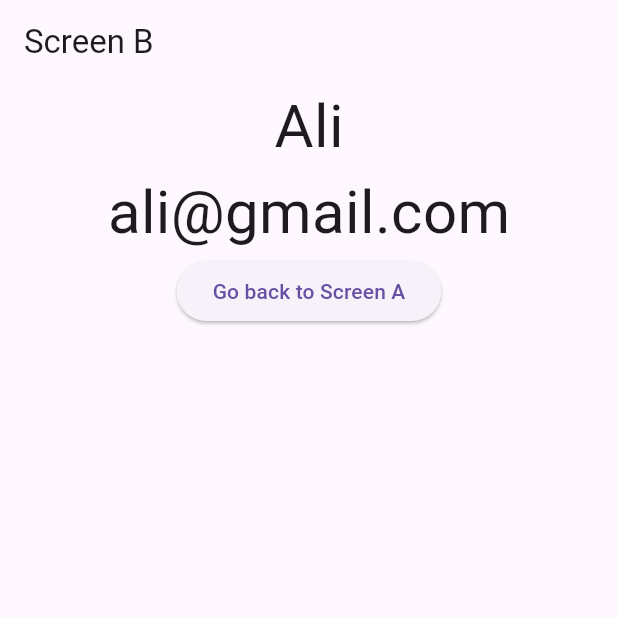
After one commit to MuhammadAliKust/Flutter-B24, a Flutter app: the screen it shows after launch, after a tap on "Go to Screen B", on a phone screen of 412 x 824 dp, the top half of it. The commit adds this screen. Run offline on Flutter 3.47's test engine with Material 3 defaults, Android fonts, the light colour scheme and no system bars; our stand-ins replace smooth_page_indicator, string_validator.

Commit message:
Navigation and Provider Done

```diff
--- a/lib/main.dart
+++ b/lib/main.dart
@@ -2,8 +2,11 @@ import 'package:flutter/material.dart';
 import 'package:flutter_b24/asset_image.dart';
 import 'package:flutter_b24/dialog_box.dart';
 import 'package:flutter_b24/page_view.dart';
+import 'package:flutter_b24/providers/user.dart';
+import 'package:flutter_b24/screen_a.dart';
 import 'package:flutter_b24/single_selection.dart';
 import 'package:flutter_b24/tabbar_view.dart';
+import 'package:provider/provider.dart';
 
 import 'bottom_bar.dart';
 import 'bottom_sheet.dart';
@@ -15,18 +18,19 @@ import 'mutliple_selection.dart';
 import 'network_image.dart';
 
 void main() {
-  runApp(const MyApp());
+  runApp(
+    MultiProvider(
+      providers: [ChangeNotifierProvider(create: (context) => UserProvider())],
+      child: const MyApp(),
+    ),
+  );
 }
-
 
 class MyApp extends StatelessWidget {
   const MyApp({super.key});
 
   @override
   Widget build(BuildContext context) {
-    return MaterialApp(
-      home: BottomSheetDemo(),
-    );
+    return MaterialApp(home: ScreenAView());
   }
-
 }
--- /dev/null
+++ b/lib/providers/user.dart
@@ -0,0 +1,20 @@
+import 'package:flutter/cupertino.dart';
+
+class UserProvider extends ChangeNotifier {
+  String _name = "";
+  String _email = "";
+
+  void setName(String value) {
+    _name = value;
+    notifyListeners();
+  }
+
+  void setEmail(String value) {
+    _email = value;
+    notifyListeners();
+  }
+
+  String getName() => _name;
+
+  String getEmail() => _email;
+}
--- /dev/null
+++ b/lib/screen_a.dart
@@ -0,0 +1,29 @@
+import 'package:flutter/material.dart';
+import 'package:flutter_b24/providers/user.dart';
+import 'package:flutter_b24/screen_b.dart';
+import 'package:provider/provider.dart';
+
+class ScreenAView extends StatelessWidget {
+  const ScreenAView({super.key});
+
+  @override
+  Widget build(BuildContext context) {
+    var userProvider = Provider.of<UserProvider>(context);
+    return Scaffold(
+      appBar: AppBar(title: Text("Screen A")),
+      body: Center(
+        child: ElevatedButton(
+          onPressed: () {
+            userProvider.setName('Ali');
+            userProvider.setEmail('ali@gmail.com');
+            Navigator.push(
+              context,
+              MaterialPageRoute(builder: (context) => ScreenBView()),
+            );
+          },
+          child: Text("Go to Screen B"),
+        ),
+      ),
+    );
+  }
+}
--- /dev/null
+++ b/lib/screen_b.dart
@@ -0,0 +1,32 @@
+import 'package:flutter/material.dart';
+import 'package:flutter_b24/providers/user.dart';
+import 'package:provider/provider.dart';
+
+class ScreenBView extends StatelessWidget {
+  @override
+  Widget build(BuildContext context) {
+
+    var userProvider = Provider.of<UserProvider>(context);
+    return Scaffold(
+      appBar: AppBar(
+        leading: SizedBox(),
+        leadingWidth: 0,
+        title: Text("Screen B"),
+      ),
+      body: Column(
+        children: [
+          Text(userProvider.getName().toString(), style: TextStyle(fontSize: 40)),
+          Text(userProvider.getEmail().toString(), style: TextStyle(fontSize: 40)),
+           Center(
+            child: ElevatedButton(
+              onPressed: () {
+                Navigator.pop(context);
+              },
+              child: Text("Go back to Screen A"),
+            ),
+          ),
+        ],
+      ),
+    );
+  }
+}
--- a/pubspec.yaml
+++ b/pubspec.yaml
@@ -36,6 +36,7 @@ dependencies:
   cupertino_icons: ^1.0.8
   string_validator: ^1.2.0
   smooth_page_indicator: ^1.2.1
+  provider: ^6.1.5
 
 dev_dependencies:
   flutter_test:
```
Also changed, not shown: pubspec.lock.
